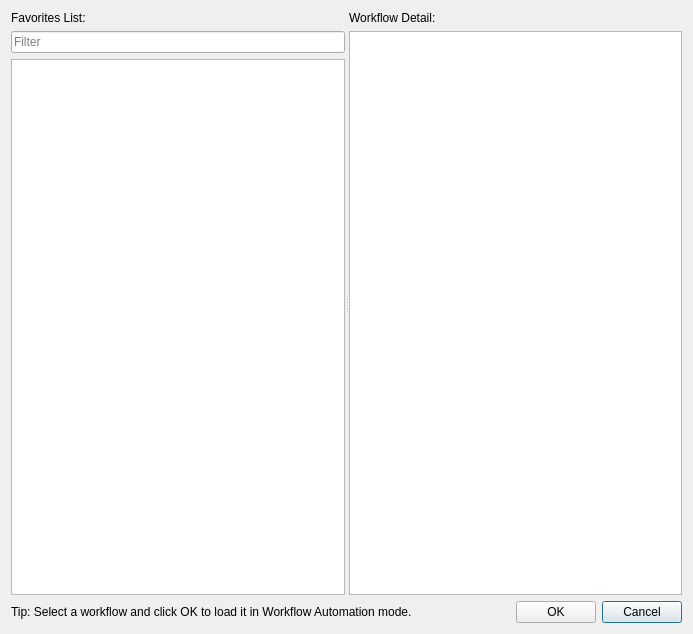
Above: orch_favorites_dialog.ui from robert6757/qgis-geo-knowledge-ai before the change. Below: the same form after it.
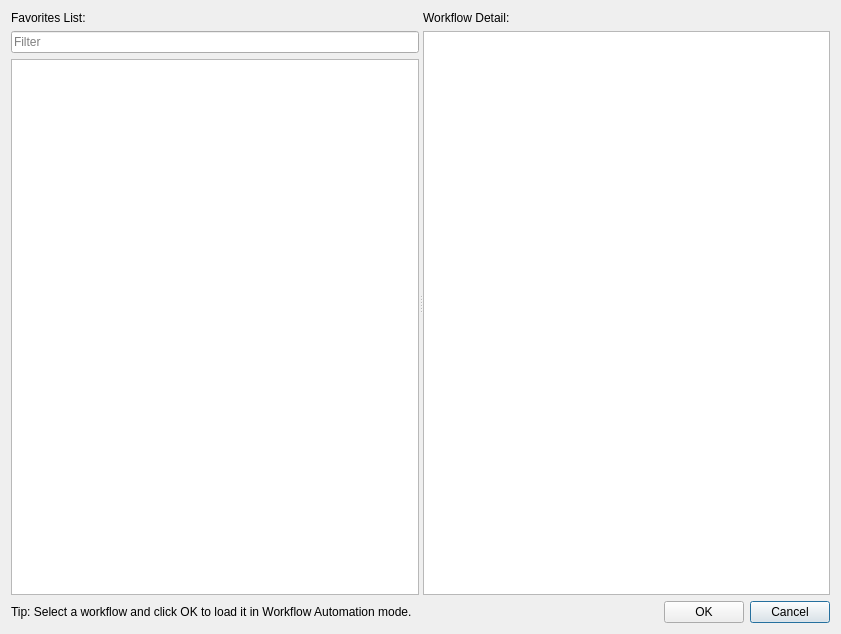
That is the form after the change.

Commit message: update tip message in Favorites Dialog.

```diff
--- a/orch_favorites_dialog.ui
+++ b/orch_favorites_dialog.ui
@@ -6,7 +6,7 @@
    <rect>
     <x>0</x>
     <y>0</y>
-    <width>693</width>
+    <width>841</width>
     <height>634</height>
    </rect>
   </property>
```
Left out of the diff: 2 changed lines with no effect on the pictures. The commit also changes 1 other file.
